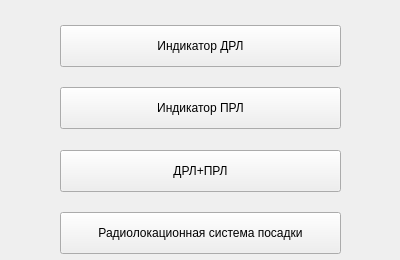
Qt form menu.ui (oln0ry/IKO) before a commit.
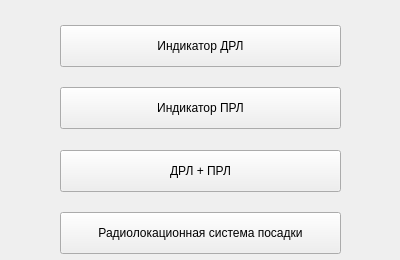
The same form after that commit.

```diff
--- a/menu.ui
+++ b/menu.ui
@@ -118,7 +118,7 @@
         <cursorShape>PointingHandCursor</cursorShape>
        </property>
        <property name="text">
-        <string>ДРЛ+ПРЛ</string>
+        <string>ДРЛ + ПРЛ</string>
        </property>
       </widget>
      </item>
```
